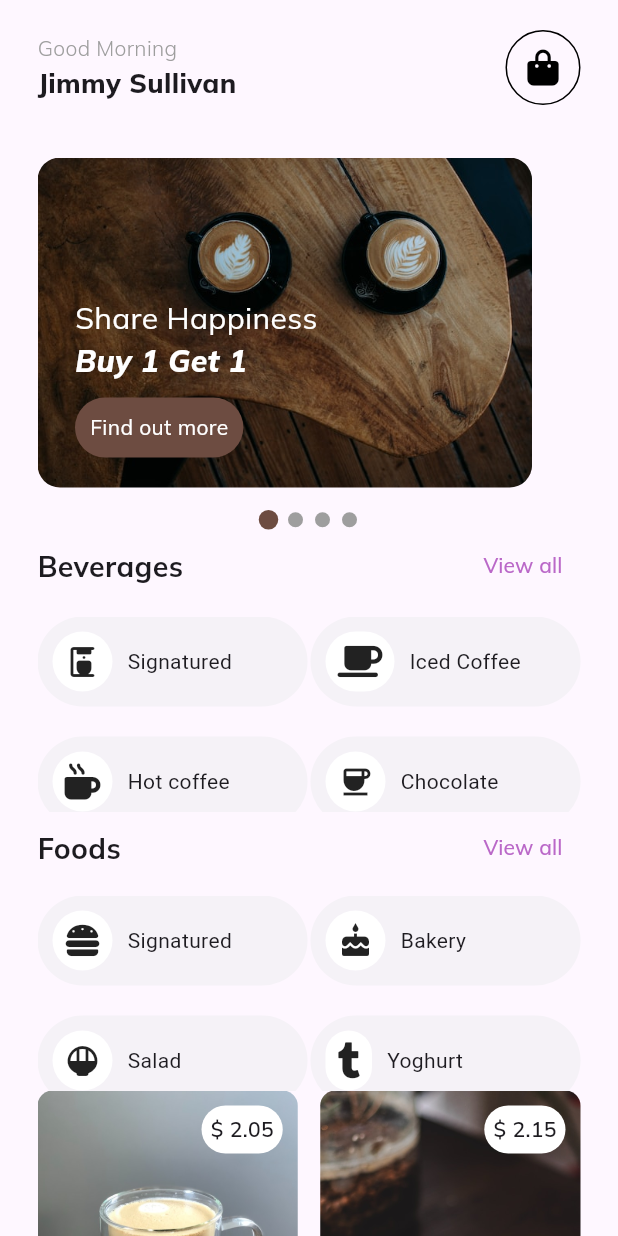
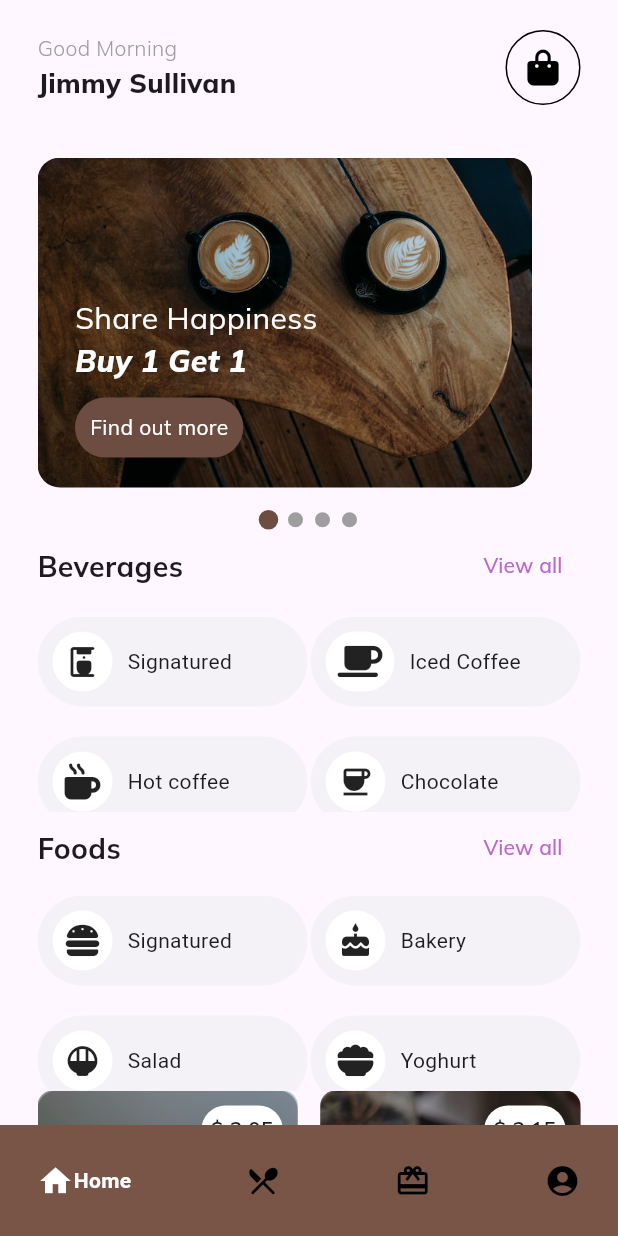
Before and after one commit to Emtee100/coffee-app, a Flutter app: the screen it shows after launch, on a phone screen of 412 x 824 dp. Run offline on Flutter 3.47's test engine with Material 2 defaults, Android fonts, the phone set to English and light mode, and no system bars; drawn by our look-alikes of google_nav_bar, smooth_page_indicator; our stand-ins replace font_awesome_flutter, google_fonts.

Commit message:
Google naav bar introduced

```diff
--- /dev/null
+++ b/lib/components/bottomnavbar.dart
@@ -0,0 +1,40 @@
+// ignore_for_file: prefer_const_constructors, prefer_const_literals_to_create_immutables
+
+import 'package:flutter/material.dart';
+import 'package:font_awesome_flutter/font_awesome_flutter.dart';
+import 'package:google_fonts/google_fonts.dart';
+import 'package:google_nav_bar/google_nav_bar.dart';
+
+class BottomNavBar extends StatefulWidget {
+  void Function(int)? onTabChange;
+  BottomNavBar({super.key,});
+
+  @override
+  State<BottomNavBar> createState() => _BottomNavBarState();
+}
+
+class _BottomNavBarState extends State<BottomNavBar> {
+  @override
+  Widget build(BuildContext context) {
+    return  GNav(
+      activeColor: Colors.white,
+      backgroundColor: Colors.brown,
+
+       tabs: [
+        GButton(
+          icon: Icons.home,
+          text: "Home",
+        ),
+        GButton(icon: Icons.restaurant_menu_rounded,
+        text: "Menu",
+        ),
+        GButton(
+          icon: Icons.card_giftcard,
+          text: "Likes",
+        ),
+        GButton(icon: Icons.account_circle,
+        text: "Profile",
+        ),
+      ]);
+  }
+}
--- a/lib/screens/homepage.dart
+++ b/lib/screens/homepage.dart
@@ -1,14 +1,15 @@
 // ignore_for_file: prefer_const_constructors
 
 import 'package:flutter/material.dart';
-import 'package:font_awesome_flutter/font_awesome_flutter.dart';
 import 'package:google_fonts/google_fonts.dart';
+import 'package:google_nav_bar/google_nav_bar.dart';
 import 'package:smooth_page_indicator/smooth_page_indicator.dart';
 import '../components/appbar.dart';
 import '../components/banner1.dart';
 import '../components/banner2.dart';
 import '../components/banner3.dart';
 import '../components/banner4.dart';
+import '../components/bottomnavbar.dart';
 import '../models/coffee.dart';
 import '../widgets/beverages.dart';
 import '../widgets/foods.dart';
@@ -161,6 +162,13 @@ class _MyHomePageState extends State<MyHomePage> {
                               fit: BoxFit.cover,
                             ),
                           ),
+
+                          Container(
+                            decoration: BoxDecoration(
+                              color: Colors.black.withOpacity(0.3),
+                              borderRadius: BorderRadius.circular(13)
+                            ),
+                          ),
                           Positioned(
                             right: 10.0,
                             top: 10.0,
@@ -177,6 +185,20 @@ class _MyHomePageState extends State<MyHomePage> {
                               ),),
                             ),
                           ),
+
+                          Positioned(
+                            bottom: 20.0,
+                            left: 10.0,
+                            child: Container(
+                              child: Text(homeCoffee[index].name, style: GoogleFonts.mulish(
+                                color: Colors.white,
+                                fontSize: 20.0,
+                                fontWeight: FontWeight.w600,
+                              ), softWrap: true,),
+                            ),
+                          )
+
+
                         ],
                       );
                     }),
@@ -184,6 +206,9 @@ class _MyHomePageState extends State<MyHomePage> {
             ],
           ),
         ),
+        bottomNavigationBar: BottomNavBar(
+
+        )
       ),
     );
   }
--- a/lib/widgets/foods.dart
+++ b/lib/widgets/foods.dart
@@ -10,7 +10,7 @@ class Foods extends StatelessWidget {
       {"icon": FaIcon(FontAwesomeIcons.burger), "text": "Signatured"},
       {"icon": Icon(Icons.cake), "text": "Bakery"},
       {"icon": Icon(Icons.rice_bowl_rounded), "text": "Salad"},
-      {"icon": FaIcon(FontAwesomeIcons.tumblr), "text": "Yoghurt"}
+      {"icon": FaIcon(FontAwesomeIcons.bowlFood), "text": "Yoghurt"}
     ];
 
     return Container(
--- a/pubspec.yaml
+++ b/pubspec.yaml
@@ -38,6 +38,7 @@ dependencies:
   google_fonts: ^4.0.3
   font_awesome_flutter: ^10.4.0
   smooth_page_indicator: ^1.0.1
+  google_nav_bar: ^5.0.6
 
 dev_dependencies:
   flutter_test:
```
Also changed, not shown: pubspec.lock.
